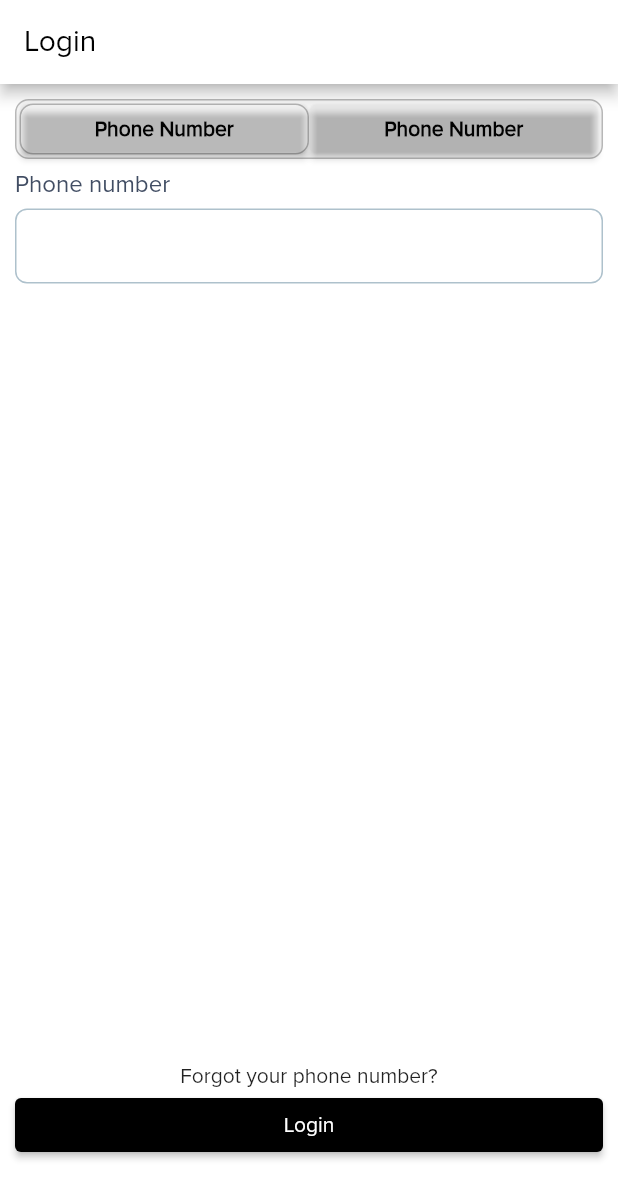
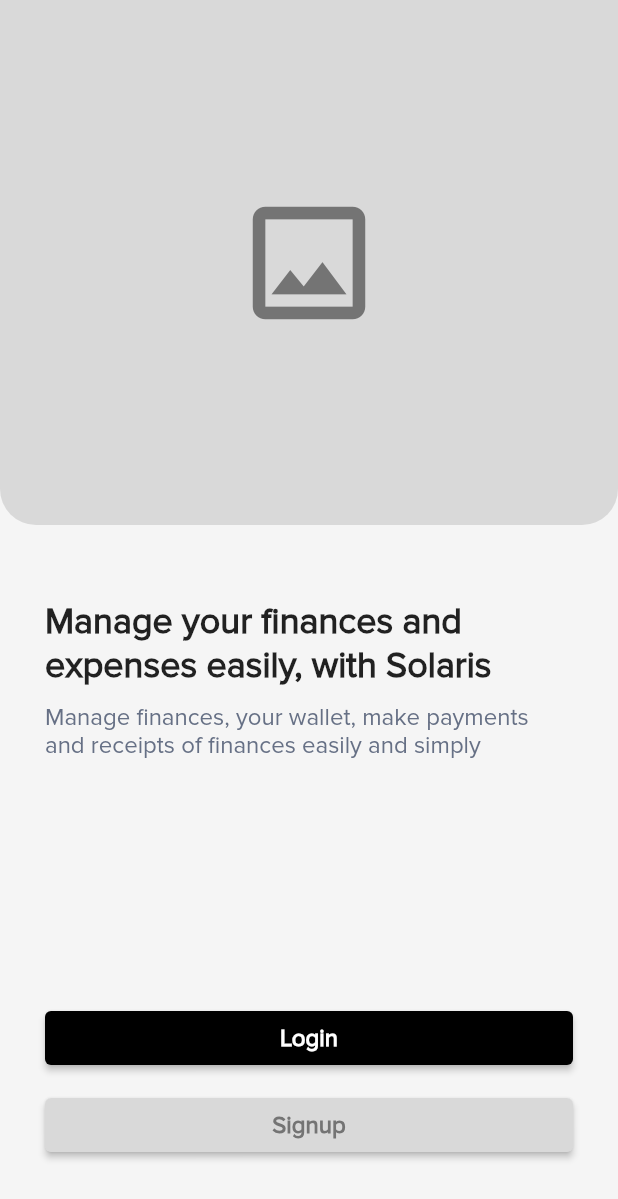
Before and after one commit to ivoryio/Ivory, a Flutter app: the screen it shows after launch, on a phone screen of 412 x 824 dp. Shown: the top 1199 px of the screen. Run offline on Flutter 3.47's test engine with Material 2 defaults, Android fonts, the phone set to English and light mode, and no system bars; drawn by our look-alikes of flutter_platform_widgets; our stand-ins replace bloc, dotted_border, equatable, fl_chart, flutter_bloc, go_router.

Commit message:
added landing screen

```diff
--- a/lib/router/router.dart
+++ b/lib/router/router.dart
@@ -4,6 +4,7 @@ import 'package:flutter/material.dart';
 import 'package:go_router/go_router.dart';
 
 import '../main.dart';
+import '../screens/landing/landing_screen.dart';
 import '../screens/profile/profile_screen.dart';
 import 'routing_constants.dart';
 import '../screens/home/home_screen.dart';
@@ -26,12 +27,18 @@ class AppRouter {
       debugLogDiagnostics: true,
       routes: [
         GoRoute(
-          path: splashScreenRoutePath,
+          path: splashScreenRoute.path,
           name: splashScreenRouteName,
           builder: (BuildContext context, GoRouterState state) {
             return const SplashScreen();
           },
         ),
+        GoRoute(
+            path: landingRoute.path,
+            name: landingRoute.name,
+            builder: (BuildContext context, GoRouterState state) {
+              return const LandingScreen();
+            }),
         GoRoute(
           path: loginPageRoutePath,
           name: loginPageRouteName,
@@ -75,7 +82,7 @@ class AppRouter {
         final bool splashScreen = state.subloc == splashScreenRoutePath;
 
         if (!loggedIn && !splashScreen) {
-          return logginIn ? null : loginPageRoutePath;
+          return logginIn ? null : landingRoute.path;
         }
         if (logginIn) {
           return homePageRoutePath;
--- a/lib/router/routing_constants.dart
+++ b/lib/router/routing_constants.dart
@@ -23,6 +23,24 @@ class _Route {
     this.navbarIndex,
   });
 }
+
+const splashScreenRoute = _Route(
+  name: 'splash',
+  path: '/splash',
+  title: 'Splash',
+);
+
+const landingRoute = _Route(
+  name: 'landing',
+  path: '/',
+  title: 'Landing',
+);
+
+const loginRoute = _Route(
+  name: 'login',
+  path: '/login',
+  title: 'Login',
+);
 
 const homeRoute = _Route(
   name: 'home',
--- /dev/null
+++ b/lib/screens/landing/landing_screen.dart
@@ -0,0 +1,134 @@
+import 'package:flutter/material.dart';
+import 'package:flutter_platform_widgets/flutter_platform_widgets.dart';
+import 'package:go_router/go_router.dart';
+import 'package:solaris_structure_1/router/routing_constants.dart';
+
+import '../../widgets/expanded_button.dart';
+import '../../widgets/screen.dart';
+
+class LandingScreen extends StatelessWidget {
+  const LandingScreen({super.key});
+
+  @override
+  Widget build(BuildContext context) {
+    return Screen(
+      title: landingRoute.title,
+      hideBottomNavbar: true,
+      hideAppBar: true,
+      child: Column(
+        children: const [
+          HeroImage(),
+          LandingScreenContent(),
+        ],
+      ),
+    );
+  }
+}
+
+class LandingScreenContent extends StatelessWidget {
+  const LandingScreenContent({super.key});
+
+  @override
+  Widget build(BuildContext context) {
+    return Expanded(
+      child: Padding(
+        padding: const EdgeInsets.symmetric(vertical: 50, horizontal: 30),
+        child: Column(
+          mainAxisAlignment: MainAxisAlignment.spaceBetween,
+          children: [
+            Column(children: [
+              Row(
+                children: const [
+                  Flexible(
+                    child: Text(
+                      "Manage your finances and expenses easily, with Solaris",
+                      style: TextStyle(
+                        fontSize: 24,
+                        fontWeight: FontWeight.bold,
+                      ),
+                    ),
+                  ),
+                ],
+              ),
+              const SizedBox(height: 10),
+              Row(
+                children: const [
+                  Flexible(
+                    child: Text(
+                      "Manage finances, your wallet, make payments and receipts of finances easily and simply",
+                      style: TextStyle(
+                        fontSize: 16,
+                        fontWeight: FontWeight.w400,
+                        color: Color(0xff667085),
+                      ),
+                    ),
+                  ),
+                ],
+              ),
+            ]),
+            Column(
+              children: [
+                SizedBox(
+                  width: double.infinity,
+                  child: PlatformElevatedButton(
+                    child: const Text(
+                      "Login",
+                      style: TextStyle(
+                        color: Colors.white,
+                        fontSize: 16,
+                        fontWeight: FontWeight.bold,
+                      ),
+                    ),
+                    onPressed: () {
+                      context.push(loginRoute.path);
+                    },
+                  ),
+                ),
+                const SizedBox(height: 10),
+                SizedBox(
+                  width: double.infinity,
+                  child: PlatformElevatedButton(
+                    color: Color(0xffD9D9D9),
+                    child: const Text(
+                      "Signup",
+                      style: TextStyle(
+                        color: Color(0xff747474),
+                        fontSize: 16,
+                        fontWeight: FontWeight.bold,
+                      ),
+                    ),
+                    onPressed: () {},
+                  ),
+                ),
+              ],
+            )
+          ],
+        ),
+      ),
+    );
+  }
+}
+
+class HeroImage extends StatelessWidget {
+  const HeroImage({super.key});
+
+  @override
+  Widget build(BuildContext context) {
+    return Container(
+      height: 350,
+      width: double.infinity,
+      decoration: const BoxDecoration(
+        color: Color(0xffD9D9D9),
+        borderRadius: BorderRadius.only(
+          bottomLeft: Radius.circular(24),
+          bottomRight: Radius.circular(24),
+        ),
+      ),
+      child: Icon(
+        Icons.image_outlined,
+        size: 100,
+        color: Color(0xff747474),
+      ),
+    );
+  }
+}
--- a/lib/screens/login/login_screen.dart
+++ b/lib/screens/login/login_screen.dart
@@ -7,6 +7,7 @@ import 'package:flutter_platform_widgets/flutter_platform_widgets.dart';
 import 'package:solaris_structure_1/widgets/screen.dart';
 
 import '../../cubits/auth_cubit/auth_cubit.dart';
+import '../../widgets/expanded_button.dart';
 import '../../widgets/platform_text_input.dart';
 
 class LoginScreen extends StatelessWidget {
@@ -82,51 +83,6 @@ class _LoginOptionsState extends State<LoginOptions> {
   }
 }
 
-class ExpandedButton extends StatelessWidget {
-  final String text;
-  final bool active;
-  final Function onPressed;
-
-  const ExpandedButton(
-      {super.key,
-      required this.onPressed,
-      required this.text,
-      required this.active});
-
-  @override
-  Widget build(BuildContext context) {
-    final Color textColor = Color(0xff020202);
-    final Color buttonColor = active ? Colors.white : Colors.transparent;
-    final Color borderColor = active ? Color(0xffB9B9B9) : Colors.transparent;
-
-    return Expanded(
-      child: Container(
-        decoration: BoxDecoration(
-          borderRadius: const BorderRadius.all(Radius.circular(9.0)),
-          color: buttonColor,
-          border: Border.all(width: 1, color: borderColor),
-        ),
-        child: PlatformElevatedButton(
-            padding: const EdgeInsets.symmetric(horizontal: 10),
-            color: Colors.transparent,
-            child: Text(text,
-                softWrap: false,
-                maxLines: 1,
-                textAlign: TextAlign.center,
-                style: TextStyle(
-                  fontSize: 14,
-                  fontWeight: FontWeight.bold,
-                  color: textColor,
-                )),
-            cupertino: (context, platform) => CupertinoElevatedButtonData(
-                  pressedOpacity: 0.75,
-                ),
-            onPressed: () => onPressed()),
-      ),
-    );
-  }
-}
-
 class PhoneNumberLoginForm extends StatefulWidget {
   const PhoneNumberLoginForm({super.key});
 
--- a/lib/screens/splash/splash_screen.dart
+++ b/lib/screens/splash/splash_screen.dart
@@ -16,7 +16,7 @@ class _SplashScreenState extends State<SplashScreen> {
   void initState() {
     super.initState();
     Timer(const Duration(seconds: 3), () {
-      GoRouter.of(context).go(loginPageRoutePath);
+      GoRouter.of(context).go(landingRoute.path);
     });
   }
 
--- a/lib/themes/default_theme.dart
+++ b/lib/themes/default_theme.dart
@@ -3,9 +3,9 @@ import 'package:flutter/material.dart';
 
 const ColorScheme defaultColorScheme = ColorScheme(
   primary: Colors.black,
-  secondary: Colors.white,
+  secondary: Color(0xffD9D9D9),
   surface: Colors.white,
-  background: Colors.white,
+  background: Color(0xffF5F5F5),
   error: Colors.red,
   onPrimary: Colors.black,
   onSecondary: Colors.black,
--- /dev/null
+++ b/lib/widgets/expanded_button.dart
@@ -0,0 +1,47 @@
+import 'package:flutter/material.dart';
+import 'package:flutter_platform_widgets/flutter_platform_widgets.dart';
+
+class ExpandedButton extends StatelessWidget {
+  final String text;
+  final bool active;
+  final Function onPressed;
+
+  const ExpandedButton(
+      {super.key,
+      required this.onPressed,
+      required this.text,
+      required this.active});
+
+  @override
+  Widget build(BuildContext context) {
+    final Color textColor = Color(0xff020202);
+    final Color buttonColor = active ? Colors.white : Colors.transparent;
+    final Color borderColor = active ? Color(0xffB9B9B9) : Colors.transparent;
+
+    return Expanded(
+      child: Container(
+        decoration: BoxDecoration(
+          borderRadius: const BorderRadius.all(Radius.circular(9.0)),
+          color: buttonColor,
+          border: Border.all(width: 1, color: borderColor),
+        ),
+        child: PlatformElevatedButton(
+            padding: const EdgeInsets.symmetric(horizontal: 10),
+            color: Colors.transparent,
+            child: Text(text,
+                softWrap: false,
+                maxLines: 1,
+                textAlign: TextAlign.center,
+                style: TextStyle(
+                  fontSize: 14,
+                  fontWeight: FontWeight.bold,
+                  color: textColor,
+                )),
+            cupertino: (context, platform) => CupertinoElevatedButtonData(
+                  pressedOpacity: 0.75,
+                ),
+            onPressed: () => onPressed()),
+      ),
+    );
+  }
+}
--- a/lib/widgets/screen.dart
+++ b/lib/widgets/screen.dart
@@ -7,12 +7,14 @@ class Screen extends StatelessWidget {
   final Widget child;
   final String title;
   final bool hideBottomNavbar;
+  final bool hideAppBar;
 
   const Screen({
     super.key,
     required this.child,
     required this.title,
     this.hideBottomNavbar = false,
+    this.hideAppBar = false,
   });
 
   @override
@@ -20,7 +22,9 @@ class Screen extends StatelessWidget {
     return PlatformScaffold(
       iosContentBottomPadding: true,
       iosContentPadding: true,
-      appBar: PlatformAppBar(
+      appBar: hideAppBar == true
+          ? null
+          : PlatformAppBar(
               title: Text(
                 title,
               ),
--- a/pubspec.yaml
+++ b/pubspec.yaml
@@ -43,6 +43,7 @@ dependencies:
   intl: ^0.18.0
   fl_chart: ^0.61.0
   dotted_border: ^2.0.0+3
+  amazon_cognito_identity_dart_2: ^3.3.0
 
 dev_dependencies:
   flutter_test:
```
Lines whose indentation alone changed are shown as unchanged.
